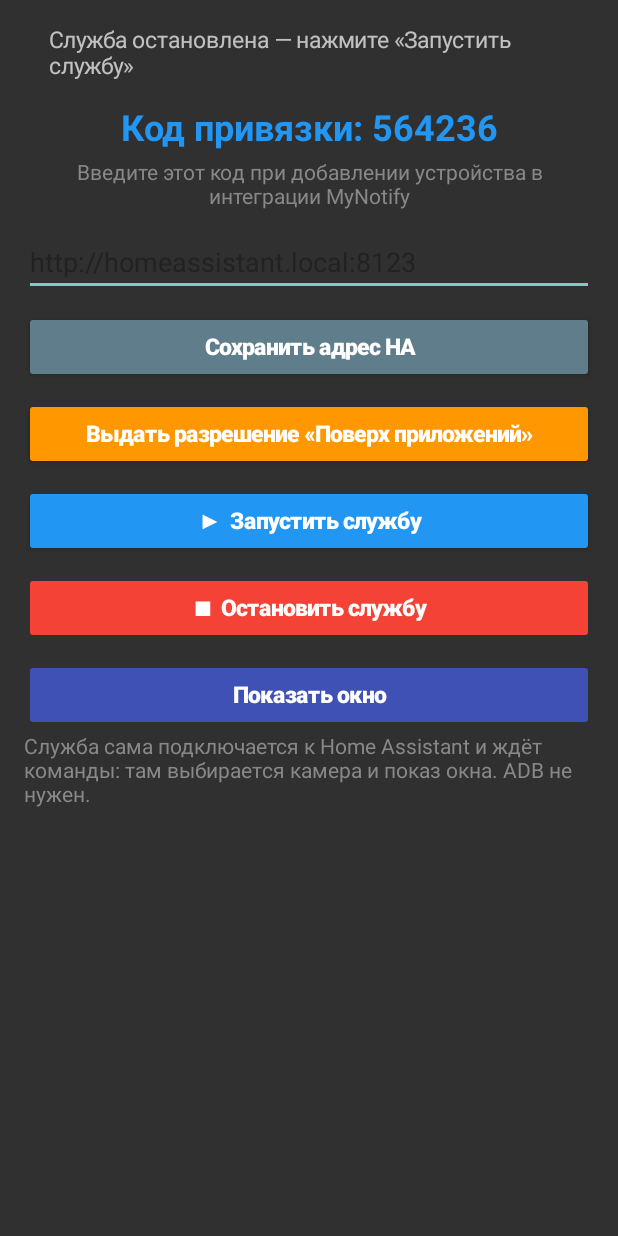
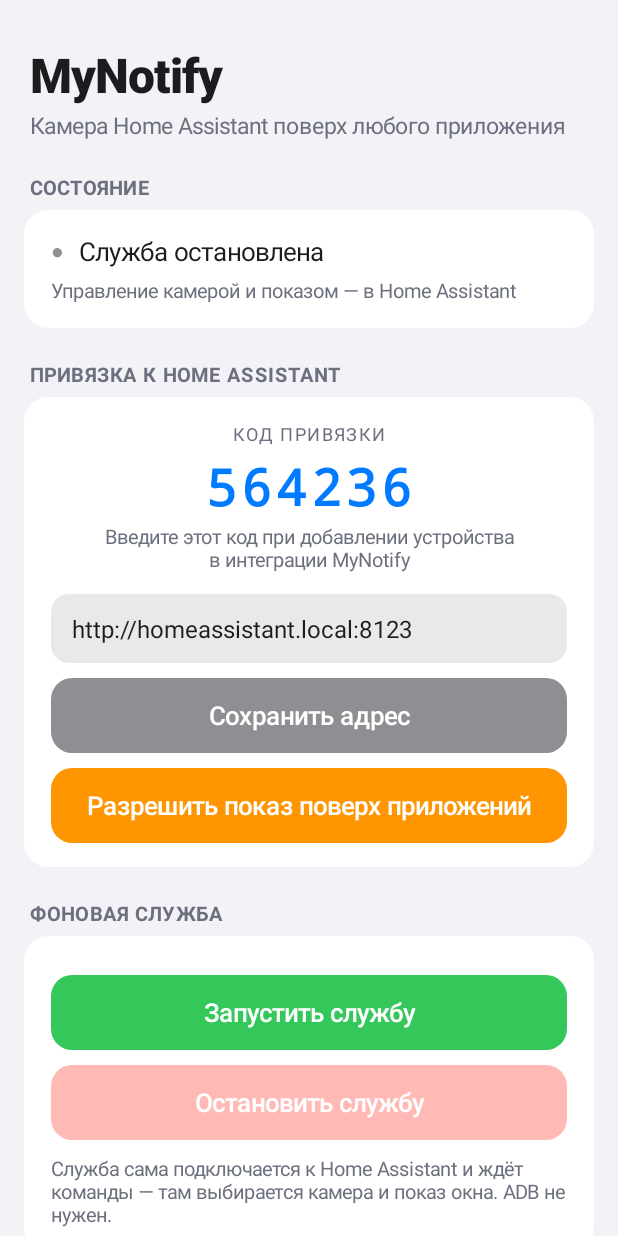
Before and after one commit to beemerspb/mynotify, an Android app: the screen it shows after launch (MainActivity), on a phone screen of 412 x 824 dp. Run offline under Robolectric (Android 15) with nearby library versions, the phone set to English and light mode, and no system bars.

Commit message:
feat: iOS-редизайн приложения; entity_id выключателя switch.mynotify_<устройство>_push (v0.6.8)

```diff
--- a/app/build.gradle.kts
+++ b/app/build.gradle.kts
@@ -11,8 +11,8 @@ android {
         applicationId = "com.mynotify"
         minSdk = 21
         targetSdk = 35
-        versionCode = 13
-        versionName = "0.6.6"
+        versionCode = 14
+        versionName = "0.6.8"
     }
 
     compileOptions {
--- a/app/src/main/java/com/mynotify/MainActivity.kt
+++ b/app/src/main/java/com/mynotify/MainActivity.kt
@@ -1,7 +1,6 @@
 package com.mynotify
 
 import android.app.Activity
-import android.app.Service
 import android.content.BroadcastReceiver
 import android.content.Context
 import android.content.Intent
@@ -9,6 +8,7 @@ import android.content.IntentFilter
 import android.content.res.ColorStateList
 import android.graphics.Color
 import android.graphics.Typeface
+import android.graphics.drawable.GradientDrawable
 import android.net.Uri
 import android.os.Build
 import android.os.Bundle
@@ -25,10 +25,9 @@ import android.widget.Toast
 import androidx.core.content.ContextCompat
 
 /**
- * Экран-мониторинг. Две независимые пары действий:
- *  — «Запустить/Остановить службу»: служба живёт в фоне, к ней подключается HA;
- *  — «Показать/Скрыть окно»: только окно, на работу службы не влияет.
- * Камеру и трансляцию выбирают в Home Assistant (интеграция MyNotify).
+ * Экран-мониторинг в стиле iOS: сгруппированные карточки на системном сером
+ * фоне, крупные заголовки, акцентные цвета системы. Две независимые пары
+ * действий: служба (фон, для HA) и окно (показ/скрытие). Камеру выбирают в HA.
  */
 class MainActivity : Activity() {
 
@@ -40,6 +39,14 @@ class MainActivity : Activity() {
     private lateinit var stopBtn: Button
     private lateinit var windowBtn: Button
     private var permBtn: Button? = null
+
+    private val cLabel get() = ContextCompat.getColor(this, R.color.ios_label)
+    private val cSecondary get() = ContextCompat.getColor(this, R.color.ios_secondary)
+    private val cBlue get() = ContextCompat.getColor(this, R.color.ios_blue)
+    private val cGreen get() = ContextCompat.getColor(this, R.color.ios_green)
+    private val cRed get() = ContextCompat.getColor(this, R.color.ios_red)
+    private val cOrange get() = ContextCompat.getColor(this, R.color.ios_orange)
+    private val cGray get() = ContextCompat.getColor(this, R.color.ios_gray)
 
     private val statusReceiver = object : BroadcastReceiver() {
         override fun onReceive(context: Context?, intent: Intent?) = updateStatus()
@@ -120,106 +127,186 @@ class MainActivity : Activity() {
         val shown = OverlayService.windowShown
         val haOk = OverlayService.lastHaOk > 0 &&
             System.currentTimeMillis() - OverlayService.lastHaOk < 10000
-        statusDot.text = when {
-            running && haOk && OverlayService.bound -> "●"
-            running && haOk -> "◐"
-            running -> "○"
-            else -> " "
-        }
+        statusDot.text = "●"
         statusDot.setTextColor(
             when {
-                running && haOk && OverlayService.bound -> Color.parseColor("#4CAF50")
-                running && haOk -> Color.parseColor("#FFC107")
-                else -> Color.parseColor("#9E9E9E")
+                running && haOk && OverlayService.bound -> cGreen
+                running && haOk -> cOrange
+                running -> cGray
+                else -> cGray
             })
-        codeText.text = "Код привязки: ${pairCode()}"
+        codeText.text = pairCode()
         statusText.text = when {
-            !running -> "Служба остановлена — нажмите «Запустить службу»"
-            !haOk -> "Служба запущена, нет связи с HA — проверьте адрес HA ниже"
-            !OverlayService.bound ->
-                "Введите код на карточке интеграции MyNotify в HA"
-            shown -> "Подключено к HA — окно показано"
-            else -> "Подключено к HA — окно скрыто"
+            !running -> "Служба остановлена"
+            !haOk -> "Нет связи с Home Assistant"
+            !OverlayService.bound -> "Служба в сети, устройство не привязано"
+            shown -> "Подключено · окно показано"
+            else -> "Подключено · окно скрыто"
         }
-        launchBtn.backgroundTintList = ColorStateList.valueOf(
-            if (running) Color.parseColor("#4CAF50") else Color.parseColor("#2196F3"))
         launchBtn.isEnabled = !running
+        launchBtn.alpha = if (running) 0.35f else 1f
         stopBtn.isEnabled = running
+        stopBtn.alpha = if (running) 1f else 0.35f
         windowBtn.isEnabled = running
+        windowBtn.alpha = if (running) 1f else 0.35f
         windowBtn.text = if (shown) "Скрыть окно" else "Показать окно"
         if (hasOverlayPermission()) // выдано — больше не показываем
             permBtn?.let { (it.parent as? ViewGroup)?.removeView(it) }
     }
 
-    private fun niceButton(text: String): Button = Button(this).apply {
-        this.text = text
-        setTypeface(typeface, Typeface.BOLD)
-        setTextColor(Color.WHITE)
-        setTextSize(TypedValue.COMPLEX_UNIT_SP, 15f)
-        setAllCaps(false)
+    // ---------- iOS-строители ----------
+
+    private fun dp(v: Int): Int = TypedValue.applyDimension(
+        TypedValue.COMPLEX_UNIT_DIP, v.toFloat(), resources.displayMetrics).toInt()
+
+    /** Заголовок-лист: серый капс поверх секции (iOS grouped table header). */
+    private fun sectionLabel(text: String): TextView = TextView(this).apply {
+        this.text = text.uppercase()
+        setTextColor(cSecondary)
+        setTextSize(TypedValue.COMPLEX_UNIT_SP, 13f)
+        letterSpacing = 0.06f
+        setTypeface(Typeface.DEFAULT_BOLD)
+        setPadding(dp(20), dp(22), dp(20), dp(6))
+    }
+
+    /** Белая скруглённая карточка-секция. */
+    private fun card(): LinearLayout = LinearLayout(this).apply {
+        orientation = LinearLayout.VERTICAL
+        setPadding(dp(18), dp(16), dp(18), dp(16))
+        background = GradientDrawable().apply {
+            setColor(ContextCompat.getColor(this@MainActivity, R.color.ios_card))
+            cornerRadius = dp(16).toFloat()
+        }
         val lp = LinearLayout.LayoutParams(
             ViewGroup.LayoutParams.MATCH_PARENT, ViewGroup.LayoutParams.WRAP_CONTENT)
+        lp.leftMargin = dp(16); lp.rightMargin = dp(16)
+        layoutParams = lp
+    }
+
+    /** Кнопка iOS: сплошной акцент, скругление 14, medium 17sp. */
+    private fun iosButton(text: String, color: Int): Button = Button(this).apply {
+        this.text = text
+        isAllCaps = false
+        setTypeface(Typeface.create("sans-serif-medium", Typeface.NORMAL))
+        setTextColor(Color.WHITE)
+        setTextSize(TypedValue.COMPLEX_UNIT_SP, 17f)
+        stateListAnimator = null
+        background = GradientDrawable().apply {
+            setColor(color)
+            cornerRadius = dp(14).toFloat()
+        }
+        val lp = LinearLayout.LayoutParams(
+            ViewGroup.LayoutParams.MATCH_PARENT, dp(50))
         lp.topMargin = dp(10)
         layoutParams = lp
     }
 
-    private fun dp(v: Int): Int = TypedValue.applyDimension(
-        TypedValue.COMPLEX_UNIT_DIP, v.toFloat(), resources.displayMetrics).toInt()
+    private fun footer(text: String): TextView = TextView(this).apply {
+        this.text = text
+        setTextColor(cSecondary)
+        setTextSize(TypedValue.COMPLEX_UNIT_SP, 13f)
+        gravity = Gravity.CENTER
+        setPadding(dp(28), dp(14), dp(28), dp(24))
+    }
 
     private fun buildUi() {
-        val pad = dp(16)
         val lay = LinearLayout(this).apply {
             orientation = LinearLayout.VERTICAL
-            setPadding(pad, pad, pad, pad)
+            setBackgroundColor(ContextCompat.getColor(this@MainActivity, R.color.ios_bg))
+            setPadding(0, dp(28), 0, dp(12))
         }
 
-        val header = LinearLayout(this).apply {
+        // Large title
+        lay.addView(TextView(this).apply {
+            text = "MyNotify"
+            setTextColor(cLabel)
+            setTypeface(Typeface.create("sans-serif-medium", Typeface.BOLD))
+            setTextSize(TypedValue.COMPLEX_UNIT_SP, 32f)
+            letterSpacing = -0.02f
+            setPadding(dp(20), 0, dp(20), dp(2))
+        })
+        lay.addView(TextView(this).apply {
+            text = "Камера Home Assistant поверх любого приложения"
+            setTextColor(cSecondary)
+            setTextSize(TypedValue.COMPLEX_UNIT_SP, 15f)
+            setPadding(dp(20), 0, dp(20), 0)
+        })
+
+        // --- Секция «Состояние» ---
+        lay.addView(sectionLabel("Состояние"))
+        val statusCard = card()
+        val statusRow = LinearLayout(this).apply {
             orientation = LinearLayout.HORIZONTAL
             gravity = Gravity.CENTER_VERTICAL
         }
         statusDot = TextView(this).apply {
-            text = "○"
-            setTextColor(Color.parseColor("#9E9E9E"))
-            setTextSize(TypedValue.COMPLEX_UNIT_SP, 26f)
+            text = "●"
+            setTextColor(cGray)
+            setTextSize(TypedValue.COMPLEX_UNIT_SP, 14f)
             setPadding(0, 0, dp(10), 0)
         }
         statusText = TextView(this).apply {
-            text = "Служба остановлена — нажмите «Запустить службу»"
-            setTextSize(TypedValue.COMPLEX_UNIT_SP, 15f)
+            text = "Служба остановлена"
+            setTextColor(cLabel)
+            setTextSize(TypedValue.COMPLEX_UNIT_SP, 17f)
         }
-        header.addView(statusDot)
-        header.addView(statusText)
-        lay.addView(header)
+        statusRow.addView(statusDot)
+        statusRow.addView(statusText)
+        statusCard.addView(statusRow)
+        statusCard.addView(TextView(this).apply {
+            text = "Управление камерой и показом — в Home Assistant"
+            setTextColor(cSecondary)
+            setTextSize(TypedValue.COMPLEX_UNIT_SP, 13f)
+            setPadding(0, dp(6), 0, 0)
+        })
+        lay.addView(statusCard)
 
+        // --- Секция «Привязка» ---
+        lay.addView(sectionLabel("Привязка к Home Assistant"))
+        val pairCard = card()
+        pairCard.addView(TextView(this).apply {
+            text = "КОД ПРИВЯЗКИ"
+            setTextColor(cSecondary)
+            setTextSize(TypedValue.COMPLEX_UNIT_SP, 12f)
+            letterSpacing = 0.08f
+            gravity = Gravity.CENTER
+        })
         codeText = TextView(this).apply {
-            setTextColor(Color.parseColor("#2196F3"))
-            setTypeface(Typeface.DEFAULT_BOLD)
-            setTextSize(TypedValue.COMPLEX_UNIT_SP, 24f)
+            text = "––– –––"
+            setTextColor(cBlue)
+            setTypeface(Typeface.create("monospace", Typeface.BOLD))
+            setTextSize(TypedValue.COMPLEX_UNIT_SP, 34f)
             gravity = Gravity.CENTER
-            setPadding(0, dp(14), 0, dp(4))
-            text = "Код привязки: ——-———"
+            setPadding(0, dp(4), 0, dp(2))
+            letterSpacing = 0.08f
         }
-        lay.addView(codeText)
-        lay.addView(TextView(this).apply {
-            setTextColor(Color.parseColor("#888888"))
+        pairCard.addView(codeText)
+        pairCard.addView(TextView(this).apply {
+            text = "Введите этот код при добавлении устройства\nв интеграции MyNotify"
+            setTextColor(cSecondary)
+            setTextSize(TypedValue.COMPLEX_UNIT_SP, 13f)
             gravity = Gravity.CENTER
-            text = "Введите этот код при добавлении устройства в интеграции MyNotify"
         })
-
         urlInput = EditText(this).apply {
             setText(getSharedPreferences("settings", MODE_PRIVATE)
                 .getString("ha_url", "http://homeassistant.local:8123"))
             hint = "Адрес Home Assistant"
             setSingleLine()
-            setTextColor(Color.parseColor("#222222"))
+            setTextColor(cLabel)
+            setHintTextColor(cSecondary)
+            setTextSize(TypedValue.COMPLEX_UNIT_SP, 16f)
+            background = GradientDrawable().apply {
+                setColor(ContextCompat.getColor(this@MainActivity, R.color.ios_field))
+                cornerRadius = dp(12).toFloat()
+            }
+            setPadding(dp(14), dp(12), dp(14), dp(12))
             val lp = LinearLayout.LayoutParams(
                 ViewGroup.LayoutParams.MATCH_PARENT, ViewGroup.LayoutParams.WRAP_CONTENT)
-            lp.topMargin = dp(12)
+            lp.topMargin = dp(14)
             layoutParams = lp
         }
-        lay.addView(urlInput)
-        lay.addView(niceButton("Сохранить адрес HA").apply {
-            backgroundTintList = ColorStateList.valueOf(Color.parseColor("#607D8B"))
+        pairCard.addView(urlInput)
+        pairCard.addView(iosButton("Сохранить адрес", cGray).apply {
             setOnClickListener {
                 getSharedPreferences("settings", MODE_PRIVATE).edit()
                     .putString("ha_url", urlInput.text.toString().trim().trimEnd('/'))
@@ -227,10 +314,8 @@ class MainActivity : Activity() {
                 Toast.makeText(this@MainActivity, "Адрес сохранён", Toast.LENGTH_SHORT).show()
             }
         })
-
         if (!hasOverlayPermission()) {
-            permBtn = niceButton("Выдать разрешение «Поверх приложений»").apply {
-                backgroundTintList = ColorStateList.valueOf(Color.parseColor("#FF9800"))
+            permBtn = iosButton("Разрешить показ поверх приложений", cOrange).apply {
                 setOnClickListener {
                     startActivity(
                         Intent(
@@ -240,11 +325,14 @@ class MainActivity : Activity() {
                     )
                 }
             }
-            lay.addView(permBtn)
+            pairCard.addView(permBtn)
         }
+        lay.addView(pairCard)
 
-        launchBtn = niceButton("▶  Запустить службу").apply {
-            backgroundTintList = ColorStateList.valueOf(Color.parseColor("#2196F3"))
+        // --- Секция «Служба» ---
+        lay.addView(sectionLabel("Фоновая служба"))
+        val svcCard = card()
+        launchBtn = iosButton("Запустить службу", cGreen).apply {
             setOnClickListener {
                 if (!hasOverlayPermission()) {
                     Toast.makeText(
@@ -257,19 +345,27 @@ class MainActivity : Activity() {
                 updateStatus()
             }
         }
-        lay.addView(launchBtn)
-
-        stopBtn = niceButton("■  Остановить службу").apply {
-            backgroundTintList = ColorStateList.valueOf(Color.parseColor("#F44336"))
+        svcCard.addView(launchBtn)
+        stopBtn = iosButton("Остановить службу", cRed).apply {
             setOnClickListener {
                 sendToService(OverlayService.ACTION_STOP)
                 updateStatus()
             }
         }
-        lay.addView(stopBtn)
+        svcCard.addView(stopBtn)
+        svcCard.addView(TextView(this).apply {
+            text = "Служба сама подключается к Home Assistant и ждёт команды — " +
+                "там выбирается камера и показ окна. ADB не нужен."
+            setTextColor(cSecondary)
+            setTextSize(TypedValue.COMPLEX_UNIT_SP, 13f)
+            setPadding(0, dp(10), 0, 0)
+        })
+        lay.addView(svcCard)
 
-        windowBtn = niceButton("Показать окно").apply {
-            backgroundTintList = ColorStateList.valueOf(Color.parseColor("#3F51B5"))
+        // --- Секция «Окно» ---
+        lay.addView(sectionLabel("Окно камеры"))
+        val winCard = card()
+        windowBtn = iosButton("Показать окно", cBlue).apply {
             setOnClickListener {
                 if (!OverlayService.running) {
                     Toast.makeText(
@@ -285,16 +381,16 @@ class MainActivity : Activity() {
                 windowHandler.postDelayed({ updateStatus() }, 400)
             }
         }
-        lay.addView(windowBtn)
+        windowBtn.layoutParams = (windowBtn.layoutParams as LinearLayout.LayoutParams)
+            .apply { topMargin = 0 }
+        winCard.addView(windowBtn)
+        lay.addView(winCard)
 
-        lay.addView(TextView(this).apply {
-            setTextColor(Color.parseColor("#888888"))
-            text = "Служба сама подключается к Home Assistant и ждёт команды: " +
-                "там выбирается камера и показ окна. ADB не нужен."
-        })
+        lay.addView(footer("MyNotify · Home Assistant"))
 
         setContentView(
             ScrollView(this).apply {
+                setBackgroundColor(ContextCompat.getColor(this@MainActivity, R.color.ios_bg))
                 addView(
                     lay,
                     ViewGroup.LayoutParams(
--- a/app/src/main/java/com/mynotify/OverlayService.kt
+++ b/app/src/main/java/com/mynotify/OverlayService.kt
@@ -264,18 +264,18 @@ class OverlayService : Service() {
         startStream(url)
     }
 
-    /** Тёмная текстовая кнопка (без эмодзи) для полупрозрачной панели. */
+    /** iOS-капсула для полупрозрачной панели окна. */
     private fun toolButton(label: String, action: () -> Unit): TextView =
         TextView(this).apply {
             text = label
-            setTextColor(Color.parseColor("#E6E6E6"))
+            setTextColor(Color.parseColor("#FFFFFF"))
             setTextSize(TypedValue.COMPLEX_UNIT_SP, 13f)
-            setTypeface(Typeface.DEFAULT)
+            setTypeface(Typeface.create("sans-serif-medium", Typeface.NORMAL))
             gravity = Gravity.CENTER
-            setPadding(dp(14), dp(8), dp(14), dp(8))
+            setPadding(dp(16), dp(8), dp(16), dp(8))
             background = GradientDrawable().apply {
-                setColor(Color.parseColor("#CC2B2B2B"))
-                cornerRadius = dp(6).toFloat()
+                setColor(Color.parseColor("#B31C1C1E"))
+                cornerRadius = dp(17).toFloat()
             }
             isFocusable = !hasTouch
             isClickable = true
@@ -337,8 +337,8 @@ class OverlayService : Service() {
         val bar = LinearLayout(this).apply {
             orientation = LinearLayout.HORIZONTAL
             gravity = Gravity.CENTER
-            setPadding(dp(6), dp(5), dp(6), dp(5))
-            setBackgroundColor(Color.parseColor("#66000000"))
+            setPadding(dp(8), dp(6), dp(8), dp(6))
+            setBackgroundColor(Color.parseColor("#4D000000"))
             visibility = View.GONE
         }
         bar.addView(toolButton("Закрыть") { hideWindow() })
@@ -512,7 +512,7 @@ class OverlayService : Service() {
             return
         }
         recording = true
-        recordBtn?.apply { text = "Стоп"; setTextColor(Color.parseColor("#FF6B6B")) }
+        recordBtn?.apply { text = "Стоп"; setTextColor(Color.parseColor("#FF453A")) }
         val f = File(getExternalFilesDir(Environment.DIRECTORY_MOVIES), "rec_${stamp()}.mp4")
         val t = Thread {
             var err: String? = null
@@ -537,7 +537,7 @@ class OverlayService : Service() {
             handler.post {
                 recording = false
                 recordBtn?.apply {
-                    text = "Запись"; setTextColor(Color.parseColor("#E6E6E6"))
+                    text = "Запись"; setTextColor(Color.parseColor("#FFFFFF"))
                 }
                 startForegroundNotify(
                     if (err != null) "Запись прервана: $err"
--- /dev/null
+++ b/app/src/main/res/values-night/colors.xml
@@ -0,0 +1,15 @@
+<?xml version="1.0" encoding="utf-8"?>
+<resources>
+    <!-- Палитра iOS (dark) -->
+    <color name="ios_bg">#000000</color>
+    <color name="ios_card">#1C1C1E</color>
+    <color name="ios_field">#2C2C2E</color>
+    <color name="ios_label">#FFFFFF</color>
+    <color name="ios_secondary">#98989F</color>
+    <color name="ios_sep">#38383A</color>
+    <color name="ios_blue">#0A84FF</color>
+    <color name="ios_green">#30D158</color>
+    <color name="ios_red">#FF453A</color>
+    <color name="ios_orange">#FF9F0A</color>
+    <color name="ios_gray">#98989F</color>
+</resources>
--- /dev/null
+++ b/app/src/main/res/values/colors.xml
@@ -0,0 +1,15 @@
+<?xml version="1.0" encoding="utf-8"?>
+<resources>
+    <!-- Палитра iOS (light) -->
+    <color name="ios_bg">#F2F2F7</color>
+    <color name="ios_card">#FFFFFF</color>
+    <color name="ios_field">#E9E9EB</color>
+    <color name="ios_label">#1C1C1E</color>
+    <color name="ios_secondary">#6C707E</color>
+    <color name="ios_sep">#E5E5EA</color>
+    <color name="ios_blue">#007AFF</color>
+    <color name="ios_green">#34C759</color>
+    <color name="ios_red">#FF3B30</color>
+    <color name="ios_orange">#FF9500</color>
+    <color name="ios_gray">#8E8E93</color>
+</resources>
--- a/app/src/main/res/values/themes.xml
+++ b/app/src/main/res/values/themes.xml
@@ -1,3 +1,12 @@
 <resources>
-    <style name="Theme.CamOverlay" parent="android:Theme.Material.NoActionBar" />
+    <style name="Theme.CamOverlay" parent="android:Theme.Material.NoActionBar">
+        <item name="android:windowBackground">@color/ios_bg</item>
+        <item name="android:statusBarColor">@color/ios_bg</item>
+        <item name="android:navigationBarColor">@color/ios_bg</item>
+        <item name="android:colorBackground">@color/ios_bg</item>
+        <item name="android:textColorPrimary">@color/ios_label</item>
+        <item name="android:textColorSecondary">@color/ios_secondary</item>
+        <item name="android:editTextColor">@color/ios_label</item>
+        <item name="android:textColorHint">@color/ios_secondary</item>
+    </style>
 </resources>
```
Also changed, not shown: 4 other files.
